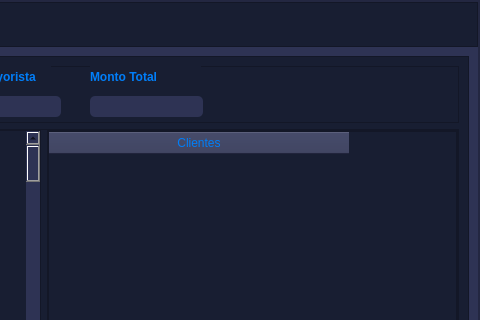
The window that View/nuevo_menu.ui (DanielSajvin/Proyecto_basedatos) describes before a commit, drawn with Qt 5; both pictures show x 967 to 1447 and y 0 to 320 of the 1447 by 677 pixel window.
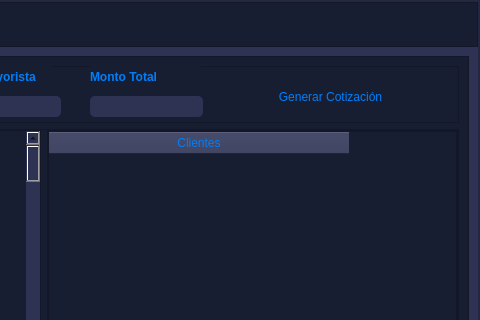
The same window after the commit. Icons and pictures are not drawn.

What changed in the file:
```diff
--- a/View/nuevo_menu.ui
+++ b/View/nuevo_menu.ui
@@ -1453,6 +1453,19 @@
                      <string>P.Mayorista</string>
                     </property>
                    </widget>
+                   <widget class="QPushButton" name="btn_reCotizar">
+                    <property name="geometry">
+                     <rect>
+                      <x>1010</x>
+                      <y>10</y>
+                      <width>161</width>
+                      <height>41</height>
+                     </rect>
+                    </property>
+                    <property name="text">
+                     <string>Generar Cotización</string>
+                    </property>
+                   </widget>
                   </widget>
                  </item>
                  <item>
```
Left out of the diff: 19 changed lines with no effect on the pictures.
